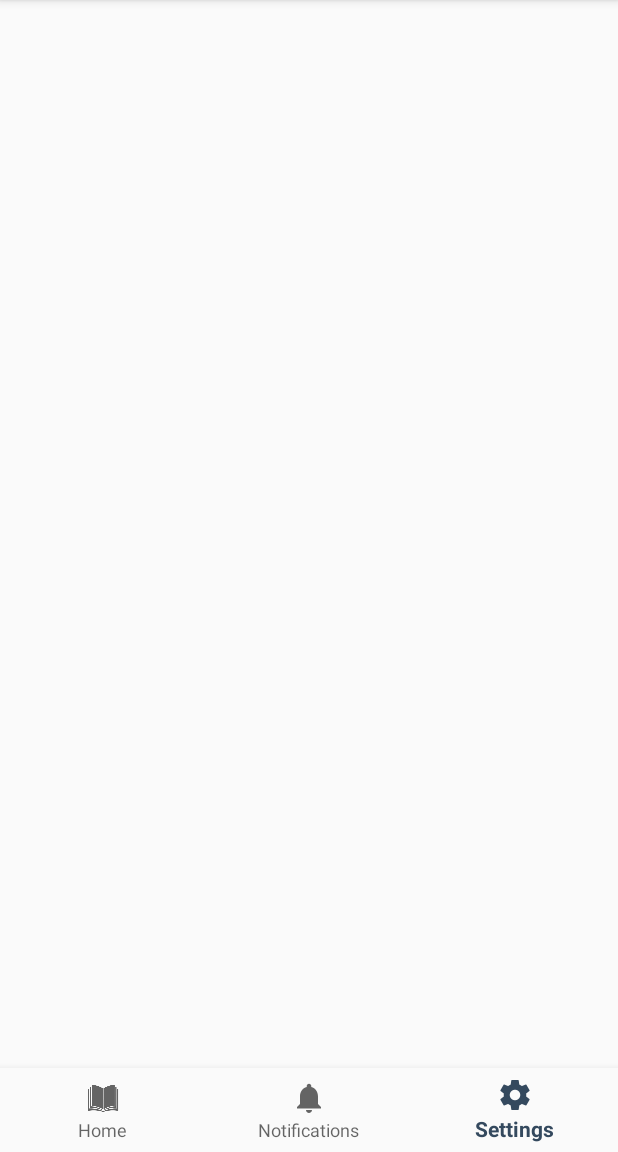
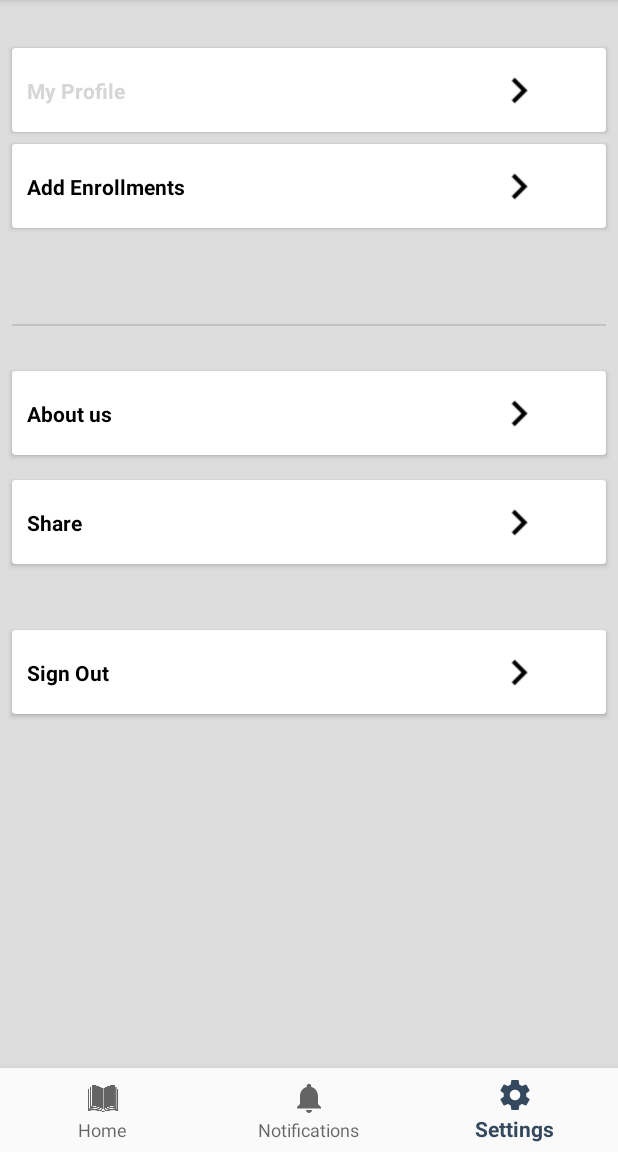
Before and after one commit to Rakshit1411/edudocs, an Android app: the screen it shows after launch once a user with an empty profile is signed in (MainActivity), item 3 of the bottom bar chosen, on a phone screen of 412 x 824 dp, the part 84-1236 px from its top. Run offline under Robolectric (Android 15) with nearby library versions, the phone set to English and light mode, and no system bars; our stand-ins replace Firebase (no records; nobody signed in at launch, a user with empty details on screens opened directly); libraries missing offline, so code that uses them is left out: com.amulyakhare.textdrawable, com.quickblox.auth, com.quickblox.core, com.quickblox.users; 7 statements that could not run were skipped.

Commit message:
last commit working with firebase

```diff
--- a/app/src/main/java/com/example/rakshitsharma/edutiate/Authentication/login.java
+++ b/app/src/main/java/com/example/rakshitsharma/edutiate/Authentication/login.java
@@ -1,6 +1,7 @@
 package com.example.rakshitsharma.edutiate.Authentication;
 
 import android.content.Intent;
+import android.database.DatabaseErrorHandler;
 import android.support.annotation.NonNull;
 import android.support.v7.app.AppCompatActivity;
 import android.os.Bundle;
@@ -15,6 +16,8 @@ import android.widget.Toast;
 
 import com.example.rakshitsharma.edutiate.MainActivity;
 import com.example.rakshitsharma.edutiate.R;
+import com.example.rakshitsharma.edutiate.databasehandler;
+import com.example.rakshitsharma.edutiate.user;
 import com.google.android.gms.tasks.OnCompleteListener;
 import com.google.android.gms.tasks.Task;
 import com.google.firebase.auth.AuthResult;
@@ -38,10 +41,9 @@ public class login extends AppCompatActivity {
     static final String AUTH_KEY= "bRLpxHfCm3hULSt";
     static final String AUTH_SECRET = "mSaSV4KzQnzgZh9";
     static final String ACCOUNT_KEY = "BpJLmNq9dj9XjL3JaWAY";
-    RadioButton typer;
     String email;
     public static String userType_login;
-
+    databasehandler db;
     @Override
     protected void onCreate(Bundle savedInstanceState) {
         super.onCreate(savedInstanceState);
@@ -49,6 +51,8 @@ public class login extends AppCompatActivity {
         auth = FirebaseAuth.getInstance();
         initializeFramework();
         user=auth.getCurrentUser();
+        db = new databasehandler(this);
+
 
         if (auth.getCurrentUser() != null && user.isEmailVerified()) {
             startActivity(new Intent(login.this, MainActivity.class));
@@ -136,7 +140,7 @@ public class login extends AppCompatActivity {
 
                                             }
                                         });
-
+                                        db.addUser(new user(12345 ,"Rakshit", email , password));
                                         Intent intent = new Intent(login.this, MainActivity.class);
                                         intent.putExtra("email",email);
                                         intent.putExtra("password",password);
--- a/app/src/main/java/com/example/rakshitsharma/edutiate/Home/my_batches/details_of_the_batch/batch_details_pager.java
+++ b/app/src/main/java/com/example/rakshitsharma/edutiate/Home/my_batches/details_of_the_batch/batch_details_pager.java
@@ -25,6 +25,7 @@ public class batch_details_pager extends Fragment {
     TabItem tab1;
     TabItem tab2;
     TabItem tab3;
+
 
     FragmentManager mFragmentManager;
     @Nullable
--- a/app/src/main/java/com/example/rakshitsharma/edutiate/Home/my_batches/details_of_the_batch/batchdetailsactivity.java
+++ b/app/src/main/java/com/example/rakshitsharma/edutiate/Home/my_batches/details_of_the_batch/batchdetailsactivity.java
@@ -5,6 +5,7 @@ import android.support.v4.app.FragmentManager;
 import android.support.v4.app.FragmentTransaction;
 import android.support.v7.app.AppCompatActivity;
 import android.os.Bundle;
+import android.widget.FrameLayout;
 
 import com.example.rakshitsharma.edutiate.Home.my_batches.batches_cards.my_batches_in_home;
 import com.example.rakshitsharma.edutiate.Home.my_batches.batches_cards.my_batches_in_home_adapter;
@@ -20,7 +21,8 @@ public class batchdetailsactivity extends AppCompatActivity implements subjectsF
 FragmentManager mFragmentManager;
     final Context c = this;
     String new_subject;
-
+    public static FrameLayout framee;
+    public static int w,h;
     public static ArrayList sub_names;
 
     @Override
@@ -29,7 +31,9 @@ FragmentManager mFragmentManager;
         setContentView(R.layout.activity_batchdetailsactivity);
         getSupportActionBar().setTitle(my_batches_in_home.names.get(my_batches_in_home_adapter.DataObjectHolder.title).toString());
         sub_names = new ArrayList<String>();
+
         getSupportActionBar().setDisplayHomeAsUpEnabled(true);
+        getSupportActionBar().setElevation(0);
         sub_names.add("UTA-002");
         sub_names.add("UCS-405");
         sub_names.add("UMA-003");
--- a/app/src/main/java/com/example/rakshitsharma/edutiate/MainActivity.java
+++ b/app/src/main/java/com/example/rakshitsharma/edutiate/MainActivity.java
@@ -3,6 +3,7 @@ package com.example.rakshitsharma.edutiate;
 import android.animation.Animator;
 import android.animation.AnimatorListenerAdapter;
 import android.content.Intent;
+import android.graphics.Color;
 import android.net.Uri;
 import android.os.Build;
 import android.os.Bundle;
@@ -34,25 +35,32 @@ FrameLayout content1,content2,content3;
     FragmentManager mFragmentManager;
     FragmentTransaction mFragmentTransaction;
     public static ViewGroup v2;
-    int count=1;
+    int counta=0,countb=0,countc=0;
+    BottomNavigationView navigation;
+
     String user,password;
     private BottomNavigationView.OnNavigationItemSelectedListener mOnNavigationItemSelectedListener
             = new BottomNavigationView.OnNavigationItemSelectedListener() {
 
         @Override
         public boolean onNavigationItemSelected(@NonNull MenuItem item) {
+
+
+
             switch (item.getItemId()) {
                 case R.id.navigation_home:
                 {
+                    counta++;
                     Fade fade = new Fade();
                     fade.setDuration(300);
                     //TransitionManager.beginDelayedTransition(v2,fade);
+
 
                     FragmentTransaction xfragmentTransaction = mFragmentManager.beginTransaction();
                     content1 = (FrameLayout)findViewById(R.id.content);
                     xfragmentTransaction.replace(R.id.content,new my_batches_in_home()).commit();
 
-                    if(Build.VERSION.SDK_INT >=21) {
+                    if(Build.VERSION.SDK_INT >=21 && counta!=1) {
                         // previously invisible view
 
 // get the center for the clipping circle
@@ -75,7 +83,7 @@ FrameLayout content1,content2,content3;
 
 
 
-                    count=1;
+
 
                     return true;
                 }
@@ -84,15 +92,15 @@ FrameLayout content1,content2,content3;
                 { Fade fade = new Fade();
                     fade.setDuration(500);
                   //  TransitionManager.beginDelayedTransition(v2,fade);
+                    countb++;
                     FragmentTransaction xfragmentTransaction = mFragmentManager.beginTransaction();
                     content3 = (FrameLayout)findViewById(R.id.content);
                     xfragmentTransaction.replace(R.id.content,new settingsFragment()).commit();
-
-                    if(Build.VERSION.SDK_INT >=21) {
+                    if(Build.VERSION.SDK_INT >=21 && countb!=1) {
                         // previously invisible view
 
 // get the center for the clipping circle
-                        int cx = content3.getWidth() / 2;
+                        int cx = content3.getWidth();
                         int cy = content3.getHeight();
 
 // get the final radius for the clipping circle
@@ -110,24 +118,22 @@ FrameLayout content1,content2,content3;
                     }
 
 
-                    count=3;
-
                     return true;
                 }
                 case R.id.navigation_notifications:
                 { Fade fade = new Fade();
                     fade.setDuration(500);
 //                    TransitionManager.beginDelayedTransition(v2,fade);
+                    countc++;
                     FragmentTransaction xfragmentTransaction = mFragmentManager.beginTransaction();
 
                     content2 = (FrameLayout)findViewById(R.id.content);
                     xfragmentTransaction.replace(R.id.content,new notification()).commit();
-
-                    if(Build.VERSION.SDK_INT >=21) {
+                    if(Build.VERSION.SDK_INT >=21 && countc!=1) {
                         // previously invisible view
 
 // get the center for the clipping circle
-                        int cx = content2.getWidth();
+                        int cx = content2.getWidth()/2;
                         int cy = content2.getHeight();
 
 // get the final radius for the clipping circle
@@ -144,8 +150,6 @@ FrameLayout content1,content2,content3;
 
                     }
 
-
-                    count=2;
 
                     return true;
 
@@ -172,7 +176,8 @@ FrameLayout content1,content2,content3;
         getSupportActionBar().setDisplayShowHomeEnabled(true);
         getSupportActionBar().setIcon(R.mipmap.action_bar_icon);
         xfragmentTransaction.replace(R.id.content,new my_batches_in_home()).commit();
-        BottomNavigationView navigation = (BottomNavigationView) findViewById(R.id.navigation);
+        navigation = (BottomNavigationView) findViewById(R.id.navigation);
+
         navigation.setOnNavigationItemSelectedListener(mOnNavigationItemSelectedListener);
 
     }
--- a/app/src/main/java/com/example/rakshitsharma/edutiate/Settings/profile/profile_card_adapter.java
+++ b/app/src/main/java/com/example/rakshitsharma/edutiate/Settings/profile/profile_card_adapter.java
@@ -35,6 +35,7 @@ public class profile_card_adapter extends RecyclerView
                 super(itemView);
                 label = (TextView) itemView.findViewById(R.id.textView);
                 dateTime = (TextView) itemView.findViewById(R.id.textView2);
+
                 Log.i(LOG_TAG, "Adding Listener");
                 itemView.setOnClickListener(this);
             }
--- a/app/src/main/res/layout/activity_batch_details_pager.xml
+++ b/app/src/main/res/layout/activity_batch_details_pager.xml
@@ -9,8 +9,8 @@
 
     <FrameLayout
         android:id="@+id/framee"
-        android:layout_width="0dp"
-        android:layout_height="0dp"
+        android:layout_width="match_parent"
+        android:layout_height="match_parent"
         android:layout_marginTop="40dp"
         app:layout_constraintBottom_toBottomOf="parent"
         app:layout_constraintHorizontal_bias="0.0"
--- a/app/src/main/res/layout/activity_each_subject_datail.xml
+++ b/app/src/main/res/layout/activity_each_subject_datail.xml
@@ -33,7 +33,6 @@
         android:layout_gravity="bottom"
         android:background="?android:attr/windowBackground"
         android:theme="@style/AppTheme1"
-        app:menu="@menu/each_subject_bar"
-        />
+        app:menu="@menu/each_subject_bar" />
 
 </LinearLayout>
--- a/app/src/main/res/layout/activity_main.xml
+++ b/app/src/main/res/layout/activity_main.xml
@@ -6,6 +6,7 @@
     android:layout_width="match_parent"
 
     android:layout_height="match_parent"
+    android:background="#dddddd"
     android:baselineAligned="false"
     android:orientation="vertical"
     android:theme="@style/AppTheme1"
@@ -15,7 +16,8 @@
         android:id="@+id/content"
         android:layout_width="match_parent"
         android:layout_height="0dp"
-        android:layout_weight="1">
+        android:layout_weight="1"
+        android:background="#dddddd">
 
     </FrameLayout>
 
```
Also changed, not shown: app/src/main/java/com/example/rakshitsharma/edutiate/Home/my_batches/batches_cards/my_batches_in_home_adapter.java (+7 -3 lines), app/src/main/java/com/example/rakshitsharma/edutiate/Settings/profile/about_me.java (+7 -0 lines), app/src/main/res/layout/fragment_overview.xml (+6 -6 lines), 1 other file.
